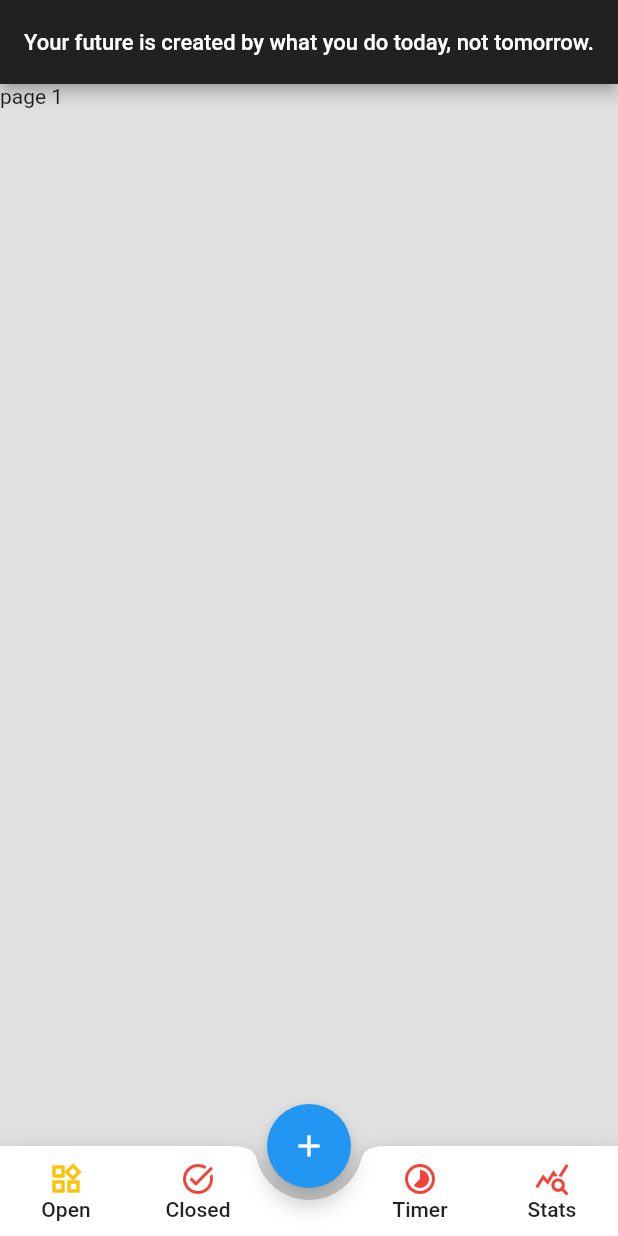
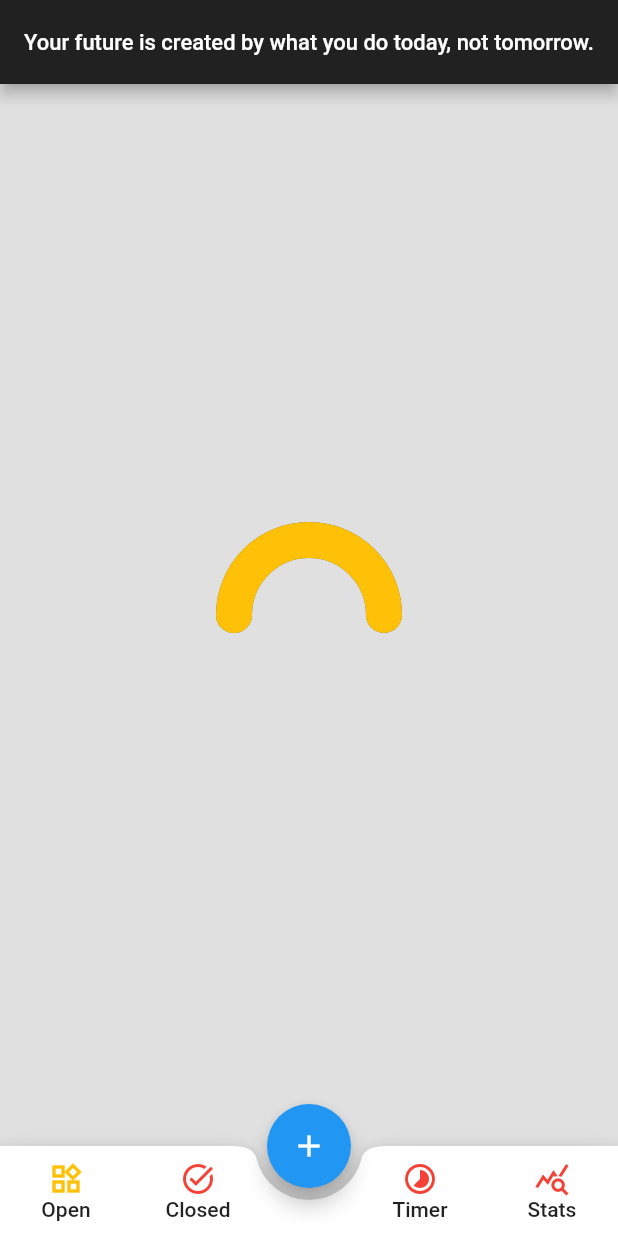
Before and after one commit to tolgasozbir/flutter_done.app, a Flutter app: the screen it shows after launch, on a phone screen of 412 x 824 dp. Run offline on Flutter 3.47's test engine with Material 2 defaults, Android fonts, the light colour scheme and no system bars; our stand-ins replace flutter_local_notifications, hive, hive_flutter, lottie; accounts and stored records are empty; statements that could not run were skipped.

Commit message:
custom arc progress added

```diff
--- /dev/null
+++ b/lib/screens/goals_view.dart
@@ -0,0 +1,16 @@
+import 'package:flutter/material.dart';
+import '../widgets/circular_arc.dart';
+
+class GoalsView extends StatelessWidget {
+  const GoalsView({Key? key}) : super(key: key);
+
+  @override
+  Widget build(BuildContext context) {
+    return Center(
+      child: CircularArc(
+        size: 100,
+        strokeWidth: 24,
+      ),
+    );
+  }
+}
--- a/lib/screens/home_view.dart
+++ b/lib/screens/home_view.dart
@@ -4,6 +4,7 @@ import 'package:flutter/material.dart';
 import '../constants/app_strings.dart';
 import '../models/habit_model.dart';
 import 'dialog_view.dart';
+import 'goals_view.dart';
 import 'timer_view.dart';
 import '../widgets/bottom_navbar.dart';
 import '../widgets/settings_dialog.dart';
@@ -21,7 +22,7 @@ class _HomeViewState extends State<HomeView> {
   int currentTitleIndex = 0;
 
   List<Widget> navPages = [
-    Text("page 1"),
+    GoalsView(),
     Text("page 2"),
     TimerView(),
     Text("page 4"),
--- /dev/null
+++ b/lib/widgets/circular_arc.dart
@@ -0,0 +1,131 @@
+import 'package:flutter/material.dart';
+
+class CircularArc extends StatefulWidget {
+  CircularArc({
+    Key? key,
+    this.size = 200,
+    this.strokeWidth = 24,
+  }) : super(key: key);
+
+  final double size;
+  final double strokeWidth;
+
+  @override
+  State<CircularArc> createState() => _CircularArcState();
+}
+
+class _CircularArcState extends State<CircularArc> with SingleTickerProviderStateMixin {
+
+  late AnimationController _animationController;
+  late Animation<double> _animation;
+
+  @override
+  void initState() {
+    super.initState();
+    _animationController = AnimationController(vsync: this, duration: Duration(milliseconds: 1600));
+    final curvedAnimation = CurvedAnimation(parent: _animationController, curve: Curves.easeInOutCubic);
+    _animation = Tween<double>(begin: 0.0, end: 3.1415).animate(curvedAnimation)..addListener(() {
+      setState(() {});
+    });
+    _animationController.forward();
+  }
+
+  @override
+  void dispose() {
+    _animationController.dispose();
+    super.dispose();
+  }
+
+  @override
+  Widget build(BuildContext context) {
+    double size = widget.size;
+    return ClipPath(
+      clipper: ArcClipper(),
+      child: Stack(
+        children: [
+          CustomPaint(
+            size: Size(size, size),
+            painter: ProgresArcPainter(
+              strokeWidth: widget.strokeWidth,
+              progressColor: Colors.black54
+            ),
+          ),
+          CustomPaint(
+            size: Size(size, size),
+            painter: ProgresArcPainter(
+              strokeWidth: widget.strokeWidth,
+              arc: _animation.value,
+              progressColor: Colors.amber
+            ),
+          ),
+          // Positioned(
+          //   top: 120,
+          //   left: 130,
+          //   child: Text("${(_animation.value / math.pi * 100).round()}%", style: TextStyle(fontSize: 30))
+          // )
+        ],
+      ),
+    );
+  }
+}
+
+    /// DRAW ARC ///
+
+class ProgresArcPainter extends CustomPainter {
+
+  final strokeWidth;
+  final double arc;
+  final Color progressColor;
+
+  ProgresArcPainter({
+    this.arc = 3.1415,
+    required this.progressColor,
+    required this.strokeWidth,
+  });
+
+  @override
+  void paint(Canvas canvas, Size size) {
+    final rect = Rect.fromLTRB(0, 0, size.width, size.height);
+    //final rect = Rect.fromCenter(center: Offset(size.width/2, size.height/2), width: size.width, height: size.height);
+    //final rect = Rect.fromCircle(center: Offset(size.width/2, size.height/2), radius: (math.min(size.width, size.height)/2));
+
+    final startAngle = 3.1415;
+    final sweepAngle = arc;
+    final useCenter = false;
+    final paint = Paint()
+    ..strokeCap = StrokeCap.round
+    ..color = progressColor
+    ..style = PaintingStyle.stroke
+    ..strokeWidth = strokeWidth;
+
+    canvas.drawArc(rect, startAngle, sweepAngle, useCenter, paint);
+  }
+
+  @override
+  bool shouldRepaint(ProgresArcPainter oldDelegate) => true; //çizimler static ise false
+
+  @override
+  bool shouldRebuildSemantics(ProgresArcPainter oldDelegate) => false;
+}
+
+      /// CLİPPER ///
+
+class ArcClipper extends CustomClipper<Path> {
+  @override
+  Path getClip(Size size) {
+    double w = size.width;
+    double h = size.height;
+    final path = Path();
+
+    path.moveTo(-20, -20);
+    path.lineTo(-20, h/2+20);
+    path.lineTo(w+20, h/2+20);
+    path.lineTo(w+20, -20);
+    path.close();
+
+    return path;
+  }
+
+  @override
+  bool shouldReclip(CustomClipper<Path> oldClipper) => false;
+}
```
